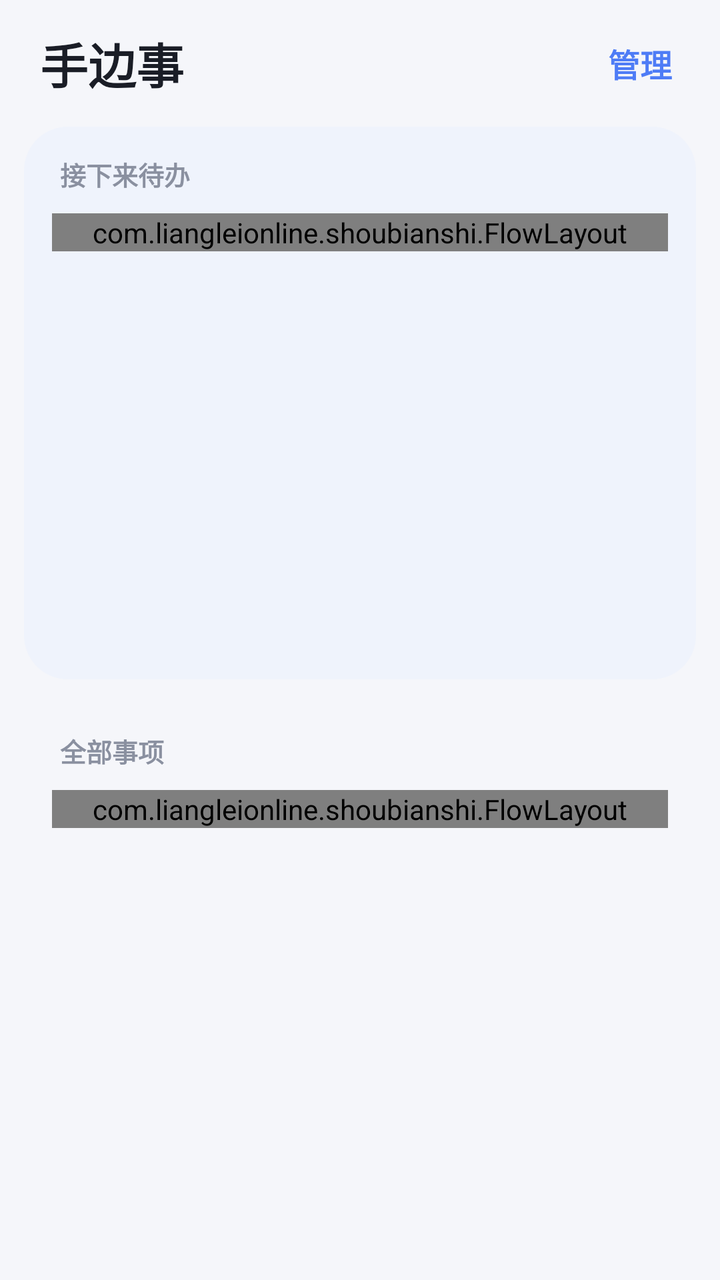
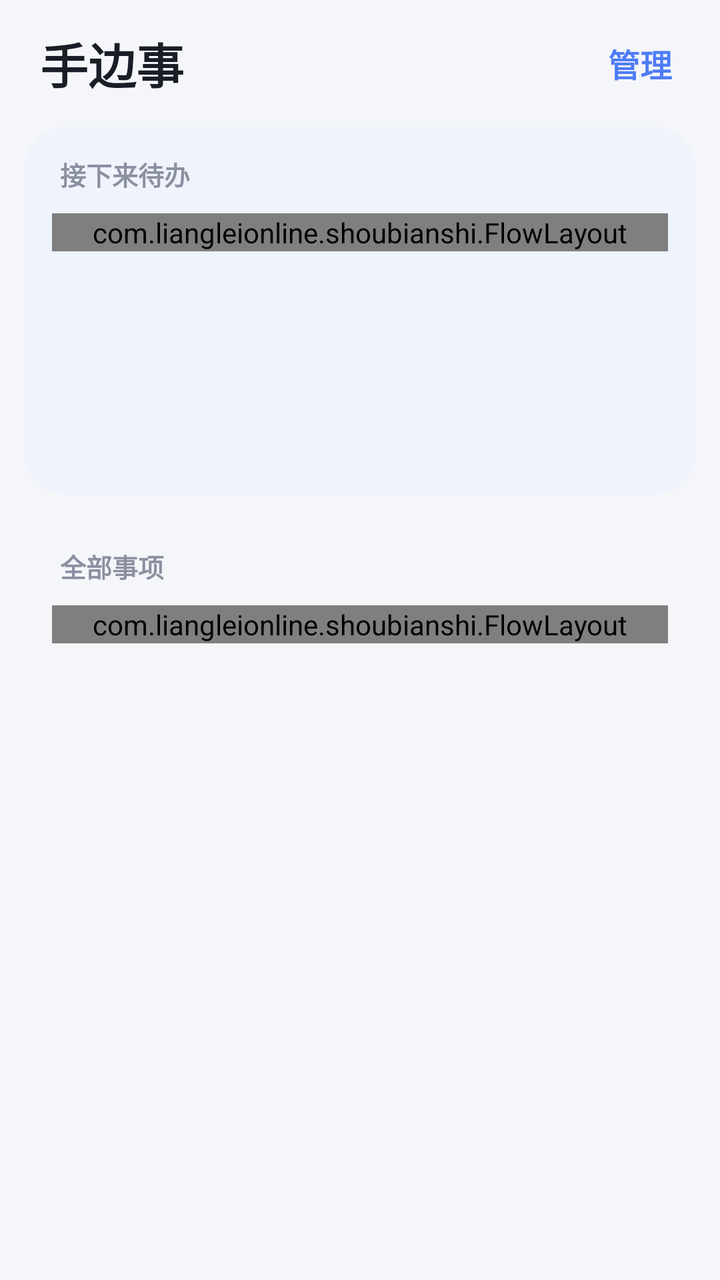

An Android layout rendered at two revisions. The XML below is the earlier revision; the diff shows what the commit changed to produce the second picture.
<!-- AndroidManifest.xml: application theme Theme.Shoubianshi -->
<!-- res/layout/activity_main.xml -->
<?xml version="1.0" encoding="utf-8"?>
<FrameLayout xmlns:android="http://schemas.android.com/apk/res/android"
    xmlns:app="http://schemas.android.com/apk/res-auto"
    android:layout_width="match_parent"
    android:layout_height="match_parent"
    android:background="@color/bg_page"
    android:fitsSystemWindows="true">

    
    <LinearLayout
        android:layout_width="match_parent"
        android:layout_height="match_parent"
        android:orientation="vertical">

        
        <LinearLayout
            android:layout_width="match_parent"
            android:layout_height="wrap_content"
            android:gravity="center_vertical"
            android:orientation="horizontal"
            android:paddingStart="20dp"
            android:paddingEnd="12dp"
            android:paddingTop="8dp"
            android:paddingBottom="8dp">

            <TextView
                android:layout_width="0dp"
                android:layout_height="wrap_content"
                android:layout_weight="1"
                android:text="@string/app_name"
                android:textColor="@color/text_primary"
                android:textSize="24sp"
                android:textStyle="bold" />

            <TextView
                android:id="@+id/btnManage"
                android:layout_width="wrap_content"
                android:layout_height="wrap_content"
                android:background="?attr/selectableItemBackgroundBorderless"
                android:padding="12dp"
                android:text="@string/action_manage"
                android:textColor="@color/primary"
                android:textSize="16sp"
                android:textStyle="bold" />
        </LinearLayout>

        
        <LinearLayout
            android:id="@+id/zoneNow"
            android:layout_width="match_parent"
            android:layout_height="0dp"
            android:layout_weight="1"
            android:layout_marginStart="12dp"
            android:layout_marginEnd="12dp"
            android:layout_marginBottom="6dp"
            android:background="@drawable/bg_zone_now"
            android:orientation="vertical"
            android:padding="14dp">

            <TextView
                android:layout_width="wrap_content"
                android:layout_height="wrap_content"
                android:paddingStart="4dp"
                android:paddingBottom="10dp"
                android:text="@string/zone_now_title"
                android:textColor="@color/text_secondary"
                android:textSize="13sp"
                android:textStyle="bold" />

            <com.liangleionline.shoubianshi.FlowLayout
                android:id="@+id/nowFlow"
                android:layout_width="match_parent"
                android:layout_height="wrap_content" />

            <TextView
                android:id="@+id/nowEmpty"
                android:layout_width="match_parent"
                android:layout_height="0dp"
                android:layout_weight="1"
                android:gravity="center"
                android:text="@string/zone_now_empty"
                android:textColor="@color/text_tertiary"
                android:textSize="14sp"
                android:visibility="gone" />
        </LinearLayout>

        
        <LinearLayout
            android:id="@+id/zonePool"
            android:layout_width="match_parent"
            android:layout_height="0dp"
            android:layout_weight="1"
            android:layout_marginStart="12dp"
            android:layout_marginEnd="12dp"
            android:layout_marginTop="6dp"
            android:layout_marginBottom="12dp"
            android:background="@color/bg_page"
            android:orientation="vertical"
            android:padding="14dp">

            <TextView
                android:layout_width="wrap_content"
                android:layout_height="wrap_content"
                android:paddingStart="4dp"
                android:paddingBottom="10dp"
                android:text="@string/zone_pool_title"
                android:textColor="@color/text_secondary"
                android:textSize="13sp"
                android:textStyle="bold" />

            <com.liangleionline.shoubianshi.FlowLayout
                android:id="@+id/poolFlow"
                android:layout_width="match_parent"
                android:layout_height="wrap_content" />

            <TextView
                android:id="@+id/poolEmpty"
                android:layout_width="match_parent"
                android:layout_height="0dp"
                android:layout_weight="1"
                android:gravity="center"
                android:text="@string/zone_pool_empty"
                android:textColor="@color/text_tertiary"
                android:textSize="14sp"
                android:visibility="gone" />
        </LinearLayout>
    </LinearLayout>

</FrameLayout>
<!-- resources referenced by this layout -->
<resources>
  <color name="bg_page">#F5F6FA</color>
  <color name="primary">#4E7CF6</color>
  <color name="text_primary">#1A1D26</color>
  <color name="text_secondary">#8A90A0</color>
  <color name="text_tertiary">#B6BBC8</color>
  <!-- drawable bg_zone_now (drawable) -->
  <?xml version="1.0" encoding="utf-8"?>
  <shape xmlns:android="http://schemas.android.com/apk/res/android"
      android:shape="rectangle">
      <solid android:color="@color/bg_now_zone" />
      <corners android:radius="22dp" />
  </shape>
  <string name="action_manage">管理</string>
  <string name="app_name">手边事</string>
  <string name="zone_now_empty">还没有安排，点下面的胶囊加入待办吧</string>
  <string name="zone_now_title">接下来待办</string>
  <string name="zone_pool_empty">事项库是空的，去添加一些事项</string>
  <string name="zone_pool_title">全部事项</string>
  <style name="Theme.Shoubianshi" parent="Theme.Material3.Light.NoActionBar">
          <item name="colorPrimary">@color/primary</item>
          <item name="colorOnPrimary">@color/on_primary</item>
          <item name="colorSecondary">@color/primary</item>
          <item name="colorSurface">@color/bg_page</item>
          <item name="android:colorBackground">@color/bg_page</item>
          <item name="android:statusBarColor">@color/bg_page</item>
          <item name="android:windowLightStatusBar">true</item>
          <item name="android:navigationBarColor">@color/bg_page</item>
          <item name="android:windowLightNavigationBar" tools:targetApi="o_mr1">true</item>
          <item name="colorControlActivated">@color/primary</item>
      </style>
  <color name="bg_now_zone">#EFF3FC</color>
  <color name="on_primary">#FFFFFF</color>
</resources>

<!-- the commit's change to res/layout/activity_main.xml (unified diff, before → after) -->
@@ -67,21 +67,35 @@
                 android:textSize="13sp"
                 android:textStyle="bold" />
 
-            <com.liangleionline.shoubianshi.FlowLayout
-                android:id="@+id/nowFlow"
-                android:layout_width="match_parent"
-                android:layout_height="wrap_content" />
-
-            <TextView
-                android:id="@+id/nowEmpty"
+            <ScrollView
                 android:layout_width="match_parent"
                 android:layout_height="0dp"
                 android:layout_weight="1"
-                android:gravity="center"
-                android:text="@string/zone_now_empty"
-                android:textColor="@color/text_tertiary"
-                android:textSize="14sp"
-                android:visibility="gone" />
+                android:fillViewport="true"
+                android:scrollbars="none">
+
+                <LinearLayout
+                    android:layout_width="match_parent"
+                    android:layout_height="wrap_content"
+                    android:orientation="vertical">
+
+                    <com.liangleionline.shoubianshi.FlowLayout
+                        android:id="@+id/nowFlow"
+                        android:layout_width="match_parent"
+                        android:layout_height="wrap_content" />
+
+                    <TextView
+                        android:id="@+id/nowEmpty"
+                        android:layout_width="match_parent"
+                        android:layout_height="wrap_content"
+                        android:gravity="center"
+                        android:paddingTop="40dp"
+                        android:text="@string/zone_now_empty"
+                        android:textColor="@color/text_tertiary"
+                        android:textSize="14sp"
+                        android:visibility="gone" />
+                </LinearLayout>
+            </ScrollView>
         </LinearLayout>
 
         
@@ -89,7 +103,7 @@
             android:id="@+id/zonePool"
             android:layout_width="match_parent"
             android:layout_height="0dp"
-            android:layout_weight="1"
+            android:layout_weight="2"
             android:layout_marginStart="12dp"
             android:layout_marginEnd="12dp"
             android:layout_marginTop="6dp"
@@ -108,21 +122,35 @@
                 android:textSize="13sp"
                 android:textStyle="bold" />
 
-            <com.liangleionline.shoubianshi.FlowLayout
-                android:id="@+id/poolFlow"
-                android:layout_width="match_parent"
-                android:layout_height="wrap_content" />
-
-            <TextView
-                android:id="@+id/poolEmpty"
+            <ScrollView
                 android:layout_width="match_parent"
                 android:layout_height="0dp"
                 android:layout_weight="1"
-                android:gravity="center"
-                android:text="@string/zone_pool_empty"
-                android:textColor="@color/text_tertiary"
-                android:textSize="14sp"
-                android:visibility="gone" />
+                android:fillViewport="true"
+                android:scrollbars="none">
+
+                <LinearLayout
+                    android:layout_width="match_parent"
+                    android:layout_height="wrap_content"
+                    android:orientation="vertical">
+
+                    <com.liangleionline.shoubianshi.FlowLayout
+                        android:id="@+id/poolFlow"
+                        android:layout_width="match_parent"
+                        android:layout_height="wrap_content" />
+
+                    <TextView
+                        android:id="@+id/poolEmpty"
+                        android:layout_width="match_parent"
+                        android:layout_height="wrap_content"
+                        android:gravity="center"
+                        android:paddingTop="40dp"
+                        android:text="@string/zone_pool_empty"
+                        android:textColor="@color/text_tertiary"
+                        android:textSize="14sp"
+                        android:visibility="gone" />
+                </LinearLayout>
+            </ScrollView>
         </LinearLayout>
     </LinearLayout>
 
